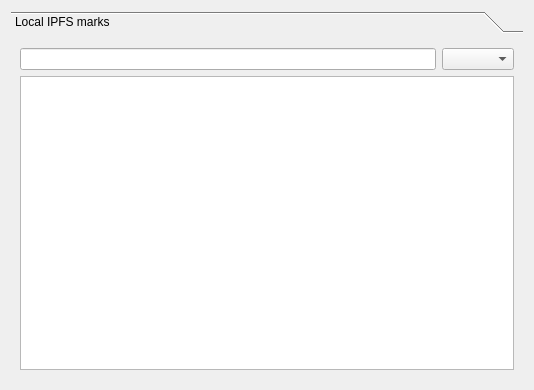
Qt form galacteek/ui/bookmarksmgr.ui (pinnaculum/galacteek) before a commit.
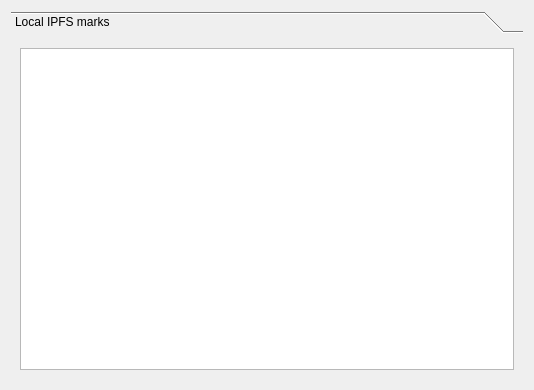
The same form after that commit.

Commit message: remove bookmarksbox in bookmarksmgr

What changed in the file:
```diff
--- a/galacteek/ui/bookmarksmgr.ui
+++ b/galacteek/ui/bookmarksmgr.ui
@@ -42,16 +42,6 @@
         <layout class="QVBoxLayout" name="verticalLayout_4">
          <item>
           <layout class="QVBoxLayout" name="verticalLayout_3">
-           <item>
-            <layout class="QHBoxLayout" name="horizontalLayout">
-             <item>
-              <widget class="QLineEdit" name="bookmarkLine"/>
-             </item>
-             <item>
-              <widget class="QComboBox" name="bookmarksBox"/>
-             </item>
-            </layout>
-           </item>
            <item>
             <widget class="QTreeView" name="treeMarks">
              <attribute name="headerDefaultSectionSize">
```
The commit also changes 1 other file.
